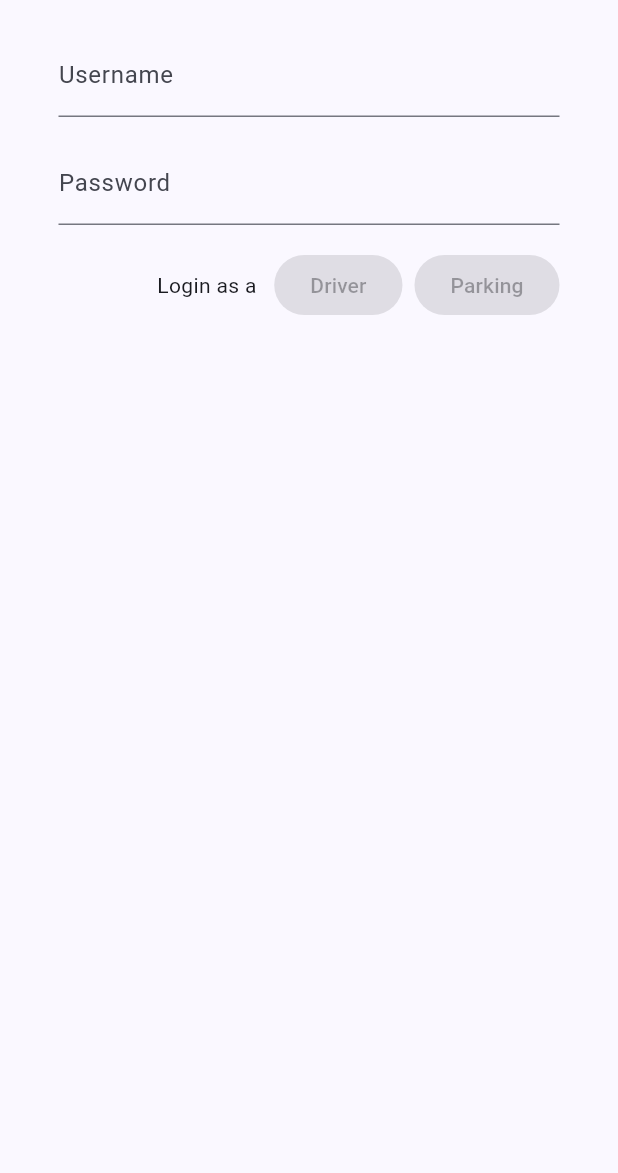
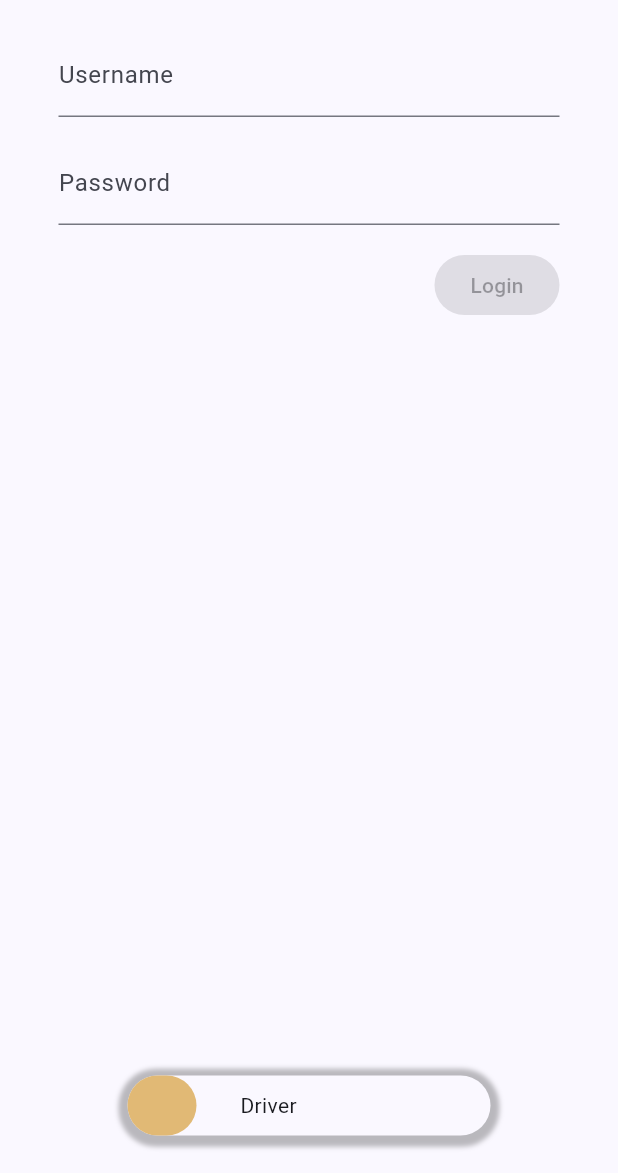
Before and after one commit to TortillaZHawaii/agenCI, a Flutter app: the screen it shows after launch, on a phone screen of 412 x 824 dp, the part 63-1236 px from its top. Run offline on Flutter 3.47's test engine with Material 3 defaults, Android fonts, the phone set to English and light mode, and no system bars; drawn by our look-alikes of animated_toggle_switch.

Commit message:
Added AnimatedToggleSwitch to choose between driver and parking login types

```diff
--- a/front/lib/home_page.dart
+++ b/front/lib/home_page.dart
@@ -1,5 +1,6 @@
 import 'package:agenci/driver/driver_home_page.dart';
 import 'package:agenci/parking/parking_home_page.dart';
+import 'package:animated_toggle_switch/animated_toggle_switch.dart';
 import 'package:flutter/material.dart';
 
 class HomePage extends StatefulWidget {
@@ -9,10 +10,13 @@ class HomePage extends StatefulWidget {
   State<HomePage> createState() => _HomePageState();
 }
 
+enum LoginType { driver, parking }
+
 class _HomePageState extends State<HomePage> {
   final TextEditingController _usernameController = TextEditingController();
 
   String _username = "";
+  LoginType loginType = LoginType.driver;
 
   @override
   void initState() {
@@ -62,37 +66,16 @@ class _HomePageState extends State<HomePage> {
                   ),
                 ),
               ),
+
               ButtonBar(
                 children: [
-                  const Text("Login as a "),
                   ElevatedButton(
                     onPressed: _username.isEmpty
                         ? null
                         : () {
-                            Navigator.push(
-                              context,
-                              MaterialPageRoute(
-                                builder: (context) => DriverHomePage(
-                                  driverId: _username,
-                                ),
-                              ),
-                            );
+                            login();
                           },
-                    child: const Text("Driver"),
-                  ),
-                  ElevatedButton(
-                    onPressed: _username.isEmpty
-                        ? null
-                        : () {
-                            Navigator.push(
-                              context,
-                              MaterialPageRoute(
-                                builder: (context) =>
-                                    ParkingHomePage(parkingId: _username),
-                              ),
-                            );
-                          },
-                    child: const Text("Parking"),
+                    child: const Text("Login"),
                   ),
                 ],
               ),
@@ -100,6 +83,46 @@ class _HomePageState extends State<HomePage> {
           ),
         ),
       ),
+      bottomNavigationBar: Padding(
+        padding: const EdgeInsets.symmetric(vertical: 20, horizontal: 80.0),
+        child: AnimatedToggleSwitch<LoginType>.dual(
+          current: loginType,
+          first: LoginType.driver,
+          second: LoginType.parking,
+          spacing: 50.0,
+          style: const ToggleStyle(
+            borderColor: Colors.transparent,
+            boxShadow: [
+              BoxShadow(
+                color: Colors.black26,
+                spreadRadius: 1,
+                blurRadius: 2,
+                offset: Offset(0, 1.5),
+              ),
+            ],
+          ),
+          borderWidth: 5.0,
+          onChanged: (b) => setState(() {
+            loginType = b;
+          }),
+          styleBuilder: (b) => const ToggleStyle(
+            indicatorColor: Color.fromARGB(255, 225, 185, 117),
+          ),
+          textBuilder: (value) => value == LoginType.driver
+              ? const Center(child: Text('Driver'))
+              : const Center(child: Text('Parking')),
+        ),
+      ),
+    );
+  }
+
+  void login() {
+    Navigator.push(
+      context,
+      MaterialPageRoute(
+          builder: (context) => loginType == LoginType.driver
+              ? DriverHomePage(driverId: _username)
+              : ParkingHomePage(parkingId: _username)),
     );
   }
 }
--- a/front/pubspec.yaml
+++ b/front/pubspec.yaml
@@ -8,9 +8,9 @@ environment:
   sdk: ">=3.2.3 <4.0.0"
 
 dependencies:
+  animated_toggle_switch: ^0.8.0
   flutter:
     sdk: flutter
-
   http: ^1.1.2
   intl: ^0.19.0
 
```
Also changed, not shown: front/pubspec.lock.
